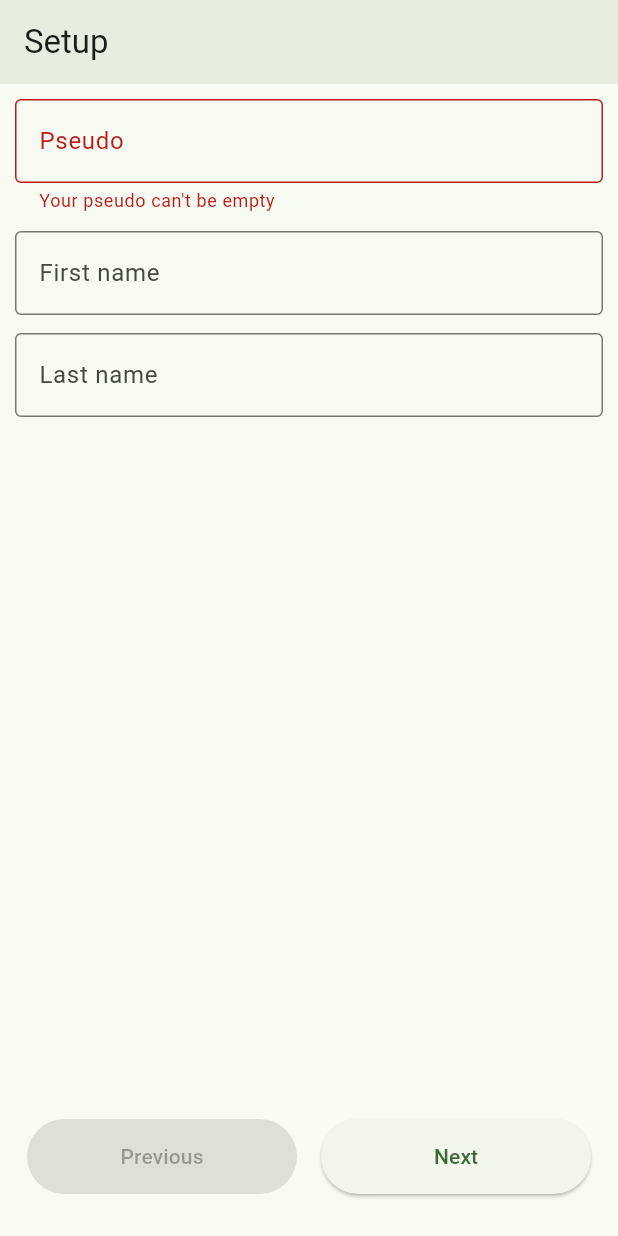
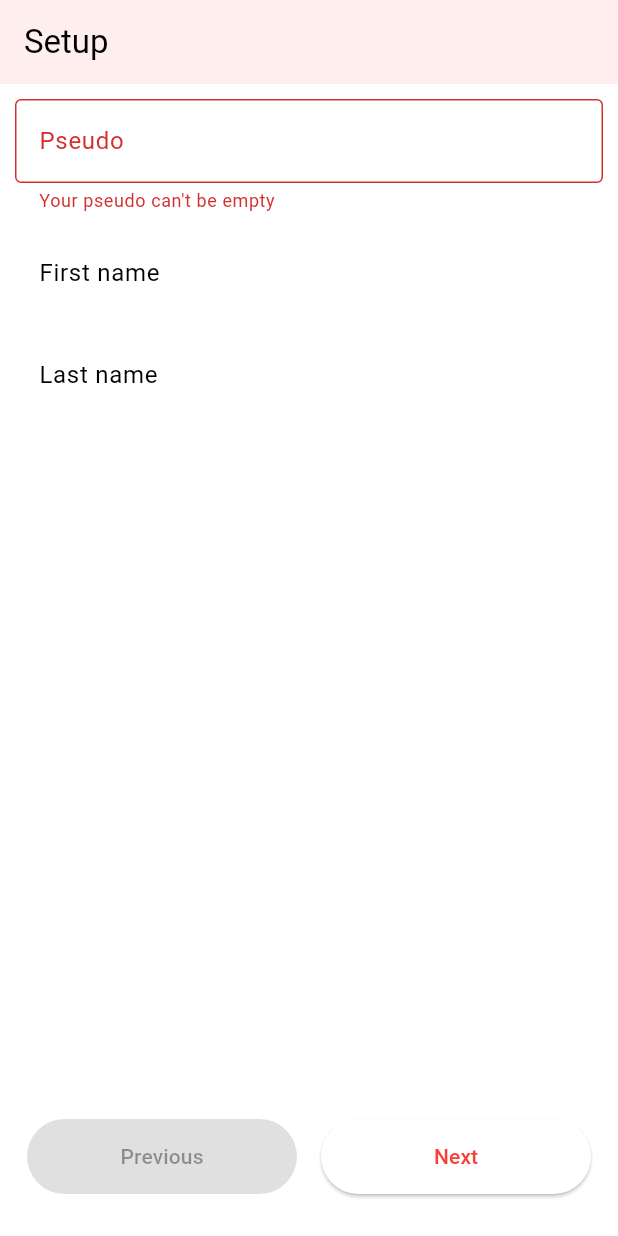
Before and after one commit to BhasherBEL/Splitr, a Flutter app: the screen it shows after launch, after a tap on "Next", on a phone screen of 412 x 824 dp. Run offline on Flutter 3.47's test engine with Material 2 defaults, Android fonts, the phone set to English and light mode, and no system bars; drawn by our look-alikes of dynamic_color; our stand-ins replace flutter_slidable, pocketbase, select_form_field, shared_preferences, sqflite; accounts and stored records are empty.

Commit message:
Fix merging

```diff
--- a/lib/components/home_page.dart
+++ b/lib/components/home_page.dart
@@ -50,6 +50,7 @@ class _HomePageState extends State<HomePage> {
     bool hasProject = project != null;
     return Scaffold(
       appBar: AppBar(
+        backgroundColor: Theme.of(context).colorScheme.primary.withOpacity(0.5),
         centerTitle: true,
         elevation: 4,
         actions: <Widget>[
--- a/lib/components/project/item_list.dart
+++ b/lib/components/project/item_list.dart
@@ -3,7 +3,6 @@ import 'package:flutter_slidable/flutter_slidable.dart';
 import 'package:shared/utils/colors.dart';
 import 'package:shared/utils/string.dart';
 
-import '../../model/app_data.dart';
 import '../../model/item.dart';
 import '../../model/project.dart';
 import '../../utils/time.dart';
@@ -56,7 +55,7 @@ class _ItemListState extends State<ItemList> {
                       ],
                     ),
                   ),
-                  tileColor: Theme.of(context).primaryColorLight,
+                  tileColor: Theme.of(context).splashColor,
                   dense: true,
                 );
               }
--- a/lib/screens/main_screen.dart
+++ b/lib/screens/main_screen.dart
@@ -1,11 +1,16 @@
+import 'package:dynamic_color/dynamic_color.dart';
 import 'package:flutter/material.dart';
-import 'package:shared/utils/colors.dart';
 
 import '../components/home_page.dart';
 
-ThemeData mainThemeData = ThemeData(
-  useMaterial3: true,
-  colorSchemeSeed: Colors.green,
+final defaultLightColorScheme = ColorScheme.fromSwatch(
+  primarySwatch: Colors.red,
+);
+
+final defaultDarkColorScheme = ColorScheme.fromSwatch(
+  primarySwatch: Colors.red,
+  brightness: Brightness.dark,
+  backgroundColor: Colors.black87,
 );
 
 class MainScreen extends StatelessWidget {
@@ -13,10 +18,23 @@ class MainScreen extends StatelessWidget {
 
   @override
   Widget build(BuildContext context) {
-    return MaterialApp(
-      title: 'Shared',
-      theme: mainThemeData,
-      home: const HomePage(),
-    );
+    return DynamicColorBuilder(builder: (lightColorScheme, darkColorScheme) {
+      return MaterialApp(
+        title: 'Shared',
+        theme: ThemeData(
+          colorScheme: defaultLightColorScheme,
+          brightness: Brightness.light,
+          useMaterial3: true,
+        ),
+        // ),
+        darkTheme: ThemeData(
+          useMaterial3: true,
+          brightness: Brightness.dark,
+          colorScheme: defaultDarkColorScheme,
+        ),
+        themeMode: ThemeMode.system,
+        home: const HomePage(),
+      );
+    });
   }
 }
--- a/lib/screens/setup_screen.dart
+++ b/lib/screens/setup_screen.dart
@@ -1,3 +1,4 @@
+import 'package:dynamic_color/dynamic_color.dart';
 import 'package:flutter/material.dart';
 import 'package:shared/components/setup/user_setup_page.dart';
 import 'package:shared/model/app_data.dart';
@@ -36,9 +37,17 @@ class _SetupScreenState extends State<_SetupScreen> {
       UserSetupPage(setupData),
       ProjectSetupPage(setupData),
     ];
+    return DynamicColorBuilder(builder: (lightColorScheme, darkColorScheme) {
       return MaterialApp(
         title: 'Setup',
-      theme: mainThemeData,
+        theme: ThemeData(
+          colorScheme: lightColorScheme ?? defaultLightColorScheme,
+          useMaterial3: true,
+        ),
+        darkTheme: ThemeData(
+          colorScheme: darkColorScheme ?? defaultDarkColorScheme,
+          useMaterial3: true,
+        ),
         home: Scaffold(
           appBar: AppBar(
             title: const Text("Setup"),
@@ -131,5 +140,6 @@ class _SetupScreenState extends State<_SetupScreen> {
           ),
         ),
       );
+    });
   }
 }
--- a/lib/screens/splash_screen.dart
+++ b/lib/screens/splash_screen.dart
@@ -1,18 +1,29 @@
+import 'package:dynamic_color/dynamic_color.dart';
 import 'package:flutter/material.dart';
-import 'package:shared/screens/main_screen.dart';
+
+import 'main_screen.dart';
 
 class SplashScreen extends StatelessWidget {
   const SplashScreen({super.key});
 
   @override
   Widget build(BuildContext context) {
+    return DynamicColorBuilder(builder: (lightColorScheme, darkColorScheme) {
       return MaterialApp(
-      theme: mainThemeData,
+        theme: ThemeData(
+          colorScheme: lightColorScheme ?? defaultLightColorScheme,
+          useMaterial3: true,
+        ),
+        darkTheme: ThemeData(
+          colorScheme: darkColorScheme ?? defaultDarkColorScheme,
+          useMaterial3: true,
+        ),
         home: const Scaffold(
           body: Center(
             child: Text("Starting up Shared ..."),
           ),
         ),
       );
+    });
   }
 }
--- a/pubspec.yaml
+++ b/pubspec.yaml
@@ -44,6 +44,7 @@ dependencies:
   flutter_slidable: ^2.0.0
   pocketbase: ^0.7.3
   intl: ^0.18.0
+  dynamic_color: ^1.6.2
 
 dev_dependencies:
   flutter_test:
```
Also changed, not shown: lib/components/new_participant.dart (+7 -7 lines), lib/components/new_project.dart (+10 -8 lines), lib/components/setup/project_setup_page.dart (+6 -6 lines), pubspec.lock. Lines whose indentation alone changed are shown as unchanged.
